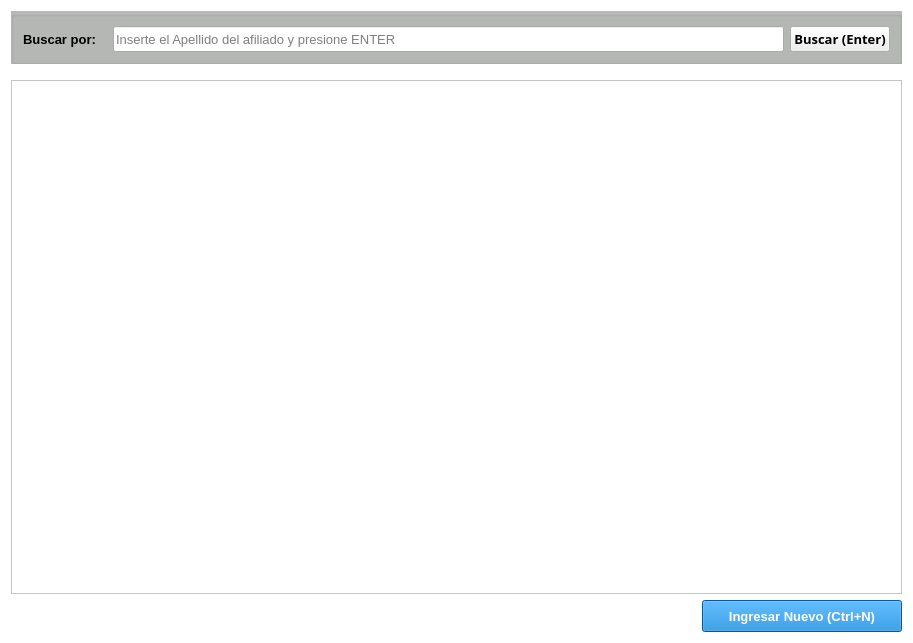
Before: the Qt Designer form gui/listas/listaAfiliados.ui in shae-ra/sindicato, drawn with Qt 5.
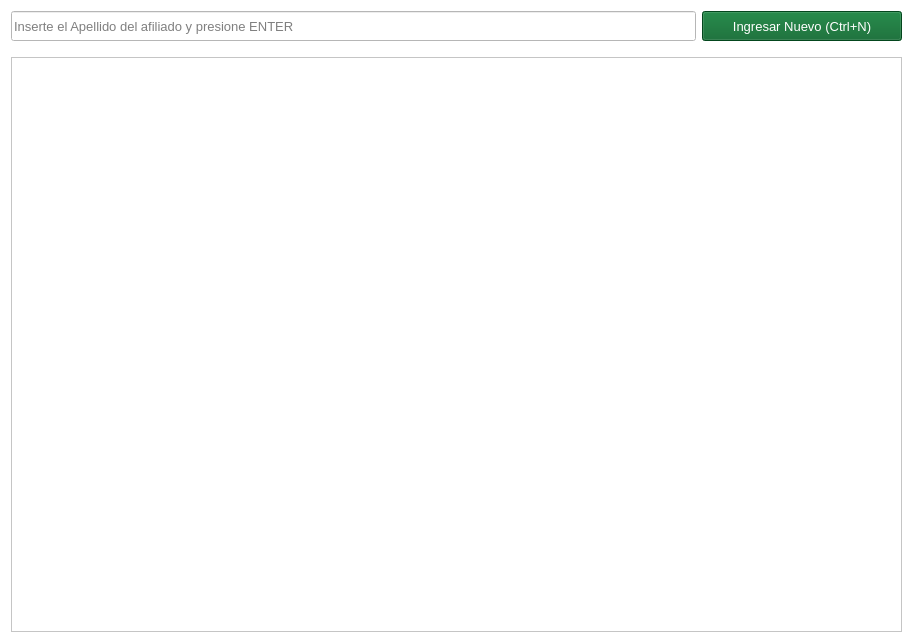
After: the same form once the commit is applied. Icons and pictures are not drawn.

The edit to the form file:
```diff
--- a/gui/listas/listaAfiliados.ui
+++ b/gui/listas/listaAfiliados.ui
@@ -430,157 +430,45 @@
   </property>
   <layout class="QGridLayout" name="gridLayout_4">
    <item row="0" column="0">
-    <layout class="QGridLayout" name="gridLayout_2" rowstretch="0,0,80,5">
-     <item row="0" column="0" colspan="2">
-      <widget class="QGroupBox" name="groupBox_2">
-       <property name="font">
-        <font>
-         <pointsize>10</pointsize>
-         <weight>75</weight>
-         <bold>true</bold>
-        </font>
+    <layout class="QGridLayout" name="gridLayout_2" rowstretch="5,0,95">
+     <item row="1" column="0" colspan="2">
+      <spacer name="horizontalSpacer">
+       <property name="orientation">
+        <enum>Qt::Horizontal</enum>
        </property>
-       <property name="styleSheet">
-        <string notr="true">#groupBox_2{
-background-color:#B7B9B7;
-color: #FFFFFF;
-}</string>
-       </property>
-       <property name="title">
-        <string/>
-       </property>
-       <property name="flat">
-        <bool>false</bool>
-       </property>
-       <layout class="QGridLayout" name="gridLayout_3" columnstretch="10,80,10">
-        <item row="1" column="2">
-         <widget class="QPushButton" name="btn_buscar">
-          <property name="sizePolicy">
-           <sizepolicy hsizetype="Expanding" vsizetype="Expanding">
-            <horstretch>0</horstretch>
-            <verstretch>0</verstretch>
-           </sizepolicy>
-          </property>
-          <property name="font">
-           <font>
-            <family>Ariall</family>
-            <pointsize>10</pointsize>
-            <weight>75</weight>
-            <bold>true</bold>
-           </font>
-          </property>
-          <property name="styleSheet">
-           <string notr="true"/>
-          </property>
-          <property name="text">
-           <string>Buscar (Enter)</string>
-          </property>
-          <property name="icon">
-           <iconset>
-            <normaloff>../iconos/search.ico</normaloff>../iconos/search.ico</iconset>
-          </property>
-          <property name="iconSize">
+       <property name="sizeHint" stdset="0">
            <size>
-            <width>20</width>
-            <height>20</height>
-           </size>
-          </property>
-         </widget>
-        </item>
-        <item row="1" column="1">
-         <widget class="QLineEdit" name="ln_buscar">
-          <property name="sizePolicy">
-           <sizepolicy hsizetype="Expanding" vsizetype="Expanding">
-            <horstretch>0</horstretch>
-            <verstretch>0</verstretch>
-           </sizepolicy>
-          </property>
+         <width>40</width>
+         <height>10</height>
+        </size>
+       </property>
+      </spacer>
+     </item>
+     <item row="2" column="0" colspan="2">
+      <widget class="QTableView" name="tbl_articulos">
           <property name="font">
            <font>
             <family>MS Shell Dlg 2</family>
             <pointsize>10</pointsize>
-            <weight>50</weight>
-            <bold>false</bold>
-           </font>
-          </property>
-          <property name="mouseTracking">
+         <weight>75</weight>
+         <bold>true</bold>
+        </font>
+       </property>
+       <property name="tabKeyNavigation">
            <bool>false</bool>
           </property>
-          <property name="text">
-           <string/>
-          </property>
-          <property name="frame">
+       <property name="selectionBehavior">
+        <enum>QAbstractItemView::SelectRows</enum>
+       </property>
+       <attribute name="horizontalHeaderShowSortIndicator" stdset="0">
            <bool>true</bool>
-          </property>
-          <property name="placeholderText">
-           <string>Inserte el Apellido del afiliado y presione ENTER</string>
-          </property>
-         </widget>
-        </item>
-        <item row="1" column="0">
-         <widget class="QLabel" name="label_2">
-          <property name="font">
-           <font>
-            <pointsize>10</pointsize>
-            <weight>75</weight>
-            <bold>true</bold>
-           </font>
-          </property>
-          <property name="styleSheet">
-           <string notr="true"/>
-          </property>
-          <property name="text">
-           <string>Buscar por:</string>
-          </property>
-         </widget>
-        </item>
-       </layout>
-      </widget>
-     </item>
-     <item row="3" column="0" colspan="2">
-      <layout class="QGridLayout" name="gridLayout">
-       <item row="0" column="0">
-        <layout class="QHBoxLayout" name="horizontalLayout" stretch="0,0,0,0">
-         <item>
-          <spacer name="horizontalSpacer_2">
-           <property name="orientation">
-            <enum>Qt::Horizontal</enum>
-           </property>
-           <property name="sizeHint" stdset="0">
-            <size>
-             <width>40</width>
-             <height>20</height>
-            </size>
-           </property>
-          </spacer>
-         </item>
-         <item>
-          <spacer name="horizontalSpacer_3">
-           <property name="orientation">
-            <enum>Qt::Horizontal</enum>
-           </property>
-           <property name="sizeHint" stdset="0">
-            <size>
-             <width>40</width>
-             <height>20</height>
-            </size>
-           </property>
-          </spacer>
-         </item>
-         <item>
-          <spacer name="horizontalSpacer_5">
-           <property name="orientation">
-            <enum>Qt::Horizontal</enum>
-           </property>
-           <property name="sizeHint" stdset="0">
-            <size>
-             <width>40</width>
-             <height>20</height>
-            </size>
-           </property>
-          </spacer>
-         </item>
-         <item>
+       </attribute>
+       <attribute name="verticalHeaderVisible">
+        <bool>false</bool>
+       </attribute>
+      </widget>
+     </item>
+     <item row="0" column="1">
           <widget class="QPushButton" name="btn_nuevo">
            <property name="sizePolicy">
             <sizepolicy hsizetype="Expanding" vsizetype="Fixed">
@@ -598,18 +486,18 @@
             <font>
              <family>MS Shell Dlg 2</family>
              <pointsize>10</pointsize>
-             <weight>75</weight>
-             <bold>true</bold>
+         <weight>50</weight>
+         <bold>false</bold>
             </font>
            </property>
            <property name="styleSheet">
             <string notr="true">#btn_nuevo{
-background-color:#0A7DD0;
+background-color:#046228;
 color: #ffffff
 }
 
 #btn_nuevo:hover{
-background-color:#1067A5;
+background-color:#149144;
 }
 </string>
            </property>
@@ -631,45 +519,37 @@
            </property>
           </widget>
          </item>
-        </layout>
-       </item>
-      </layout>
-     </item>
-     <item row="1" column="0" colspan="2">
-      <spacer name="horizontalSpacer">
-       <property name="orientation">
-        <enum>Qt::Horizontal</enum>
+     <item row="0" column="0">
+      <widget class="QLineEdit" name="ln_buscar">
+       <property name="sizePolicy">
+        <sizepolicy hsizetype="Expanding" vsizetype="Expanding">
+         <horstretch>0</horstretch>
+         <verstretch>0</verstretch>
+        </sizepolicy>
        </property>
-       <property name="sizeHint" stdset="0">
-        <size>
-         <width>40</width>
-         <height>10</height>
-        </size>
-       </property>
-      </spacer>
-     </item>
-     <item row="2" column="0" colspan="2">
-      <widget class="QTableView" name="tbl_articulos">
        <property name="font">
         <font>
          <family>MS Shell Dlg 2</family>
          <pointsize>10</pointsize>
-         <weight>75</weight>
-         <bold>true</bold>
+         <weight>50</weight>
+         <bold>false</bold>
         </font>
        </property>
-       <property name="tabKeyNavigation">
+       <property name="mouseTracking">
         <bool>false</bool>
        </property>
-       <property name="selectionBehavior">
-        <enum>QAbstractItemView::SelectRows</enum>
+       <property name="text">
+        <string/>
        </property>
-       <attribute name="horizontalHeaderShowSortIndicator" stdset="0">
+       <property name="frame">
         <bool>true</bool>
-       </attribute>
-       <attribute name="verticalHeaderVisible">
-        <bool>false</bool>
-       </attribute>
+       </property>
+       <property name="placeholderText">
+        <string>Inserte el Apellido del afiliado y presione ENTER</string>
+       </property>
+       <property name="clearButtonEnabled">
+        <bool>true</bool>
+       </property>
       </widget>
      </item>
     </layout>
```
Left out of the diff: 3 changed lines with no effect on the pictures. Lines whose indentation alone changed are shown as unchanged.
